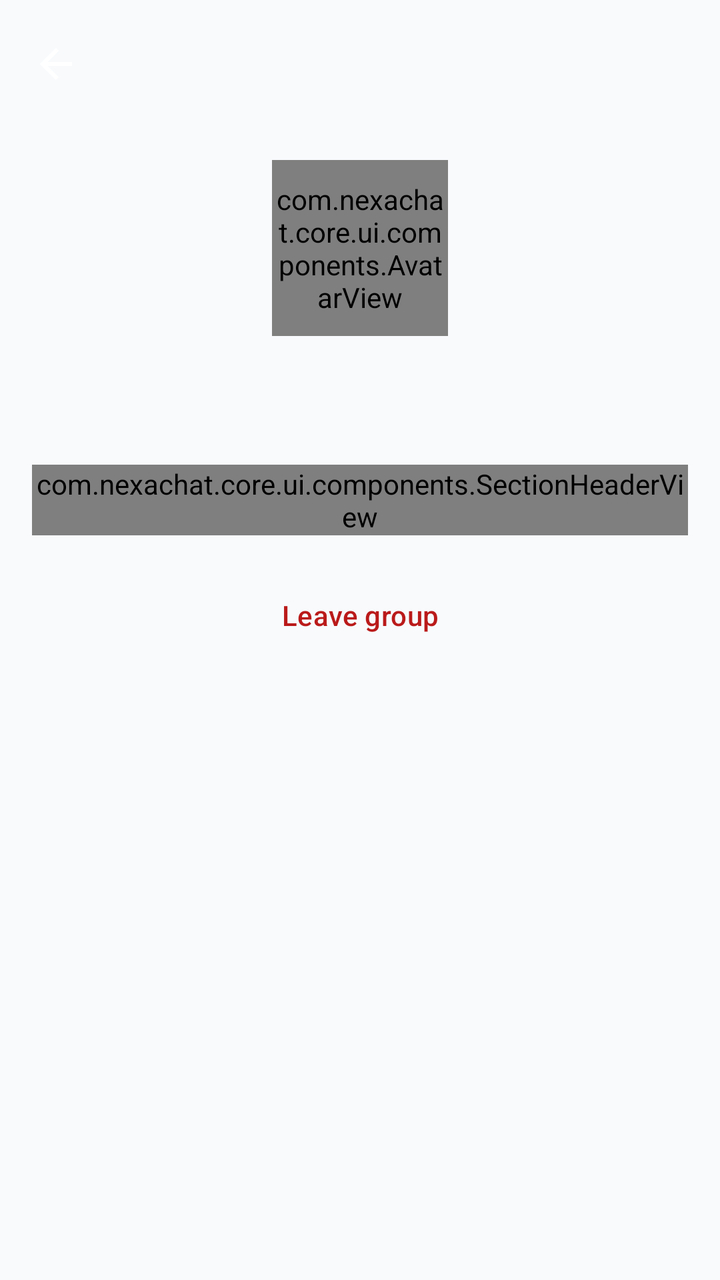
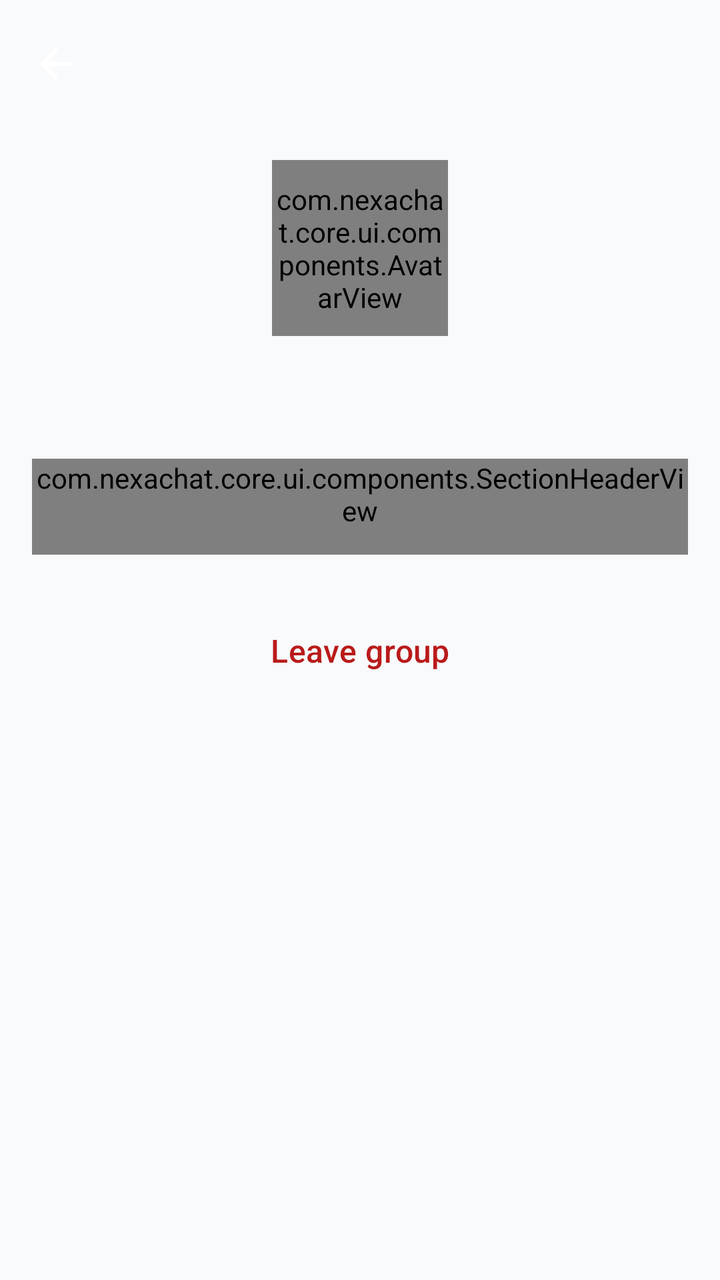

Screens rendered from an Android XML layout before and after an edit, with the pre-edit source and the edit as a unified diff.
<!-- AndroidManifest.xml: application theme Theme.NexaChat -->
<!-- res/layout/fragment_group_detail.xml -->
<?xml version="1.0" encoding="utf-8"?>
<androidx.coordinatorlayout.widget.CoordinatorLayout xmlns:android="http://schemas.android.com/apk/res/android"
    xmlns:app="http://schemas.android.com/apk/res-auto"
    xmlns:tools="http://schemas.android.com/tools"
    android:layout_width="match_parent"
    android:layout_height="match_parent"
    android:background="?android:attr/colorBackground">

    <com.google.android.material.appbar.AppBarLayout
        android:id="@+id/appBar"
        android:layout_width="match_parent"
        android:layout_height="wrap_content">

        <com.google.android.material.appbar.MaterialToolbar
            android:id="@+id/toolbar"
            android:layout_width="match_parent"
            android:layout_height="?attr/actionBarSize"
            app:navigationIcon="@drawable/ic_arrow_back"
            app:navigationContentDescription="@string/cd_back" />
    </com.google.android.material.appbar.AppBarLayout>

    <androidx.core.widget.NestedScrollView
        android:layout_width="match_parent"
        android:layout_height="match_parent"
        app:layout_behavior="@string/appbar_scrolling_view_behavior"
        xmlns:app="http://schemas.android.com/apk/res-auto">
        <LinearLayout
            android:id="@+id/detailColumn"
            android:layout_width="match_parent"
            android:layout_height="wrap_content"
            android:gravity="center_horizontal"
            android:orientation="vertical"
            android:padding="@dimen/space_md">
            <com.nexachat.core.ui.components.AvatarView
                android:id="@+id/groupAvatar"
                android:layout_width="88dp"
                android:layout_height="88dp" />
            <TextView
                android:id="@+id/groupTitle"
                android:layout_width="wrap_content"
                android:layout_height="wrap_content"
                android:layout_marginTop="@dimen/space_sm"
                android:textAppearance="?attr/textAppearanceHeadlineSmall" />
            <com.nexachat.core.ui.components.SectionHeaderView
                android:id="@+id/membersHeader"
                android:layout_width="match_parent"
                android:layout_height="wrap_content"
                android:layout_marginTop="@dimen/space_lg" />
            <androidx.recyclerview.widget.RecyclerView
                android:id="@+id/memberList"
                android:layout_width="match_parent"
                android:layout_height="wrap_content"
                android:nestedScrollingEnabled="false" />
            <com.google.android.material.button.MaterialButton
                android:id="@+id/addMemberButton"
                style="@style/Widget.Material3.Button.TextButton"
                android:layout_width="match_parent"
                android:layout_height="wrap_content"
                android:layout_marginTop="@dimen/space_sm"
                android:text="@string/action_add_member"
                android:visibility="gone" />
            <com.google.android.material.button.MaterialButton
                android:id="@+id/leaveGroupButton"
                style="@style/Widget.Material3.Button.TextButton"
                android:layout_width="match_parent"
                android:layout_height="wrap_content"
                android:layout_marginTop="@dimen/space_md"
                android:text="@string/action_leave_group"
                android:textColor="?attr/colorError" />
        </LinearLayout>
    </androidx.core.widget.NestedScrollView>

    <com.nexachat.core.ui.components.LoadingStateView
        android:id="@+id/loadingState"
        android:layout_width="match_parent"
        android:layout_height="match_parent"
        android:visibility="gone" />

    <com.nexachat.core.ui.components.ErrorStateView
        android:id="@+id/errorState"
        android:layout_width="match_parent"
        android:layout_height="match_parent"
        android:visibility="gone" />

    <com.nexachat.core.ui.components.EmptyStateView
        android:id="@+id/emptyState"
        android:layout_width="match_parent"
        android:layout_height="match_parent"
        android:visibility="gone" />

</androidx.coordinatorlayout.widget.CoordinatorLayout>
<!-- resources referenced by this layout -->
<resources>
  <dimen name="space_lg">24dp</dimen>
  <dimen name="space_md">16dp</dimen>
  <dimen name="space_sm">8dp</dimen>
  <string name="action_add_member">Add member</string>
  <string name="action_leave_group">Leave group</string>
  <string name="cd_back">Back</string>
  <style name="Theme.NexaChat" parent="Theme.NexaChat.Views" />
  <color name="colorPrimary">@color/brand_indigo</color>
  <color name="colorOnPrimary">#FFFFFFFF</color>
  <color name="colorPrimaryContainer">@color/brand_indigo_container</color>
  <color name="colorOnPrimaryContainer">@color/brand_on_indigo_container</color>
  <color name="colorSecondary">@color/slate_secondary</color>
  <color name="colorOnSecondary">#FFFFFFFF</color>
  <color name="colorSecondaryContainer">@color/slate_secondary_container</color>
  <color name="colorOnSecondaryContainer">@color/slate_on_secondary_container</color>
  <color name="colorTertiary">@color/tertiary_sky</color>
  <color name="colorOnTertiary">#FFFFFFFF</color>
  <color name="colorTertiaryContainer">@color/tertiary_sky_container</color>
  <color name="colorOnTertiaryContainer">@color/tertiary_on_sky_container</color>
  <color name="colorError">@color/error_red</color>
  <color name="colorOnError">#FFFFFFFF</color>
  <color name="colorErrorContainer">@color/error_container_light</color>
  <color name="colorOnErrorContainer">@color/on_error_container_light</color>
  <color name="colorBackground">@color/background_light</color>
  <color name="colorOnBackground">@color/text_primary_light</color>
  <color name="colorSurface">@color/surface_light</color>
  <color name="colorOnSurface">@color/text_primary_light</color>
  <color name="colorSurfaceVariant">@color/surface_variant_light</color>
  <color name="colorOnSurfaceVariant">@color/text_secondary_light</color>
  <color name="colorOutline">@color/slate_border</color>
  <color name="colorOutlineVariant">@color/slate_divider</color>
  <style name="TextAppearance.NexaChat.TitleLarge" parent="TextAppearance.Material3.TitleLarge" />
  <style name="TextAppearance.NexaChat.TitleMedium" parent="TextAppearance.Material3.TitleMedium" />
  <style name="TextAppearance.NexaChat.TitleSmall" parent="TextAppearance.Material3.TitleSmall" />
  <style name="TextAppearance.NexaChat.BodyLarge" parent="TextAppearance.Material3.BodyLarge" />
  <style name="TextAppearance.NexaChat.BodyMedium" parent="TextAppearance.Material3.BodyMedium" />
  <style name="TextAppearance.NexaChat.BodySmall" parent="TextAppearance.Material3.BodySmall" />
  <style name="TextAppearance.NexaChat.LabelLarge" parent="TextAppearance.Material3.LabelLarge" />
  <style name="TextAppearance.NexaChat.LabelMedium" parent="TextAppearance.Material3.LabelMedium" />
  <style name="TextAppearance.NexaChat.LabelSmall" parent="TextAppearance.Material3.LabelSmall" />
  <color name="brand_indigo">#FF4F46E5</color>
  <color name="brand_indigo_container">#FFE0E7FF</color>
  <color name="brand_on_indigo_container">#FF1E1B4B</color>
  <color name="slate_secondary">#FF505F76</color>
  <color name="slate_secondary_container">#FFD0E1FB</color>
  <color name="slate_on_secondary_container">#FF1D283A</color>
  <color name="tertiary_sky">#FF0EA5E9</color>
  <color name="tertiary_sky_container">#FFBAE6FD</color>
  <color name="tertiary_on_sky_container">#FF0369A1</color>
  <color name="error_red">#FFBA1A1A</color>
  <color name="error_container_light">#FFFFDAD6</color>
  <color name="on_error_container_light">#FF93000A</color>
  <color name="background_light">#FFF8FAFC</color>
  <color name="text_primary_light">#FF0F172A</color>
  <color name="surface_light">#FFF8FAFC</color>
  <color name="surface_variant_light">#FFE0E3E5</color>
  <color name="text_secondary_light">#FF64748B</color>
  <color name="slate_border">#FFCBD5E1</color>
  <color name="slate_divider">#FFE2E8F0</color>
  <dimen name="min_touch_target">48dp</dimen>
  <dimen name="corner_sm">8dp</dimen>
  <dimen name="corner_md">12dp</dimen>
  <dimen name="corner_lg">16dp</dimen>
  <!-- unchanged entries left out for length: 9 -->
</resources>

<!-- the commit's change to res/layout/fragment_group_detail.xml (unified diff, before → after) -->
@@ -9,63 +9,86 @@
     <com.google.android.material.appbar.AppBarLayout
         android:id="@+id/appBar"
         android:layout_width="match_parent"
-        android:layout_height="wrap_content">
+        android:layout_height="wrap_content"
+        android:background="?attr/colorSurface"
+        app:elevation="0dp">
 
         <com.google.android.material.appbar.MaterialToolbar
             android:id="@+id/toolbar"
             android:layout_width="match_parent"
             android:layout_height="?attr/actionBarSize"
-            app:navigationIcon="@drawable/ic_arrow_back"
-            app:navigationContentDescription="@string/cd_back" />
+            android:background="?attr/colorSurface"
+            app:navigationContentDescription="@string/cd_back"
+            app:navigationIcon="@drawable/ic_arrow_back" />
     </com.google.android.material.appbar.AppBarLayout>
 
     <androidx.core.widget.NestedScrollView
         android:layout_width="match_parent"
         android:layout_height="match_parent"
-        app:layout_behavior="@string/appbar_scrolling_view_behavior"
-        xmlns:app="http://schemas.android.com/apk/res-auto">
+        android:clipToPadding="false"
+        app:layout_behavior="@string/appbar_scrolling_view_behavior">
+
         <LinearLayout
             android:id="@+id/detailColumn"
             android:layout_width="match_parent"
             android:layout_height="wrap_content"
             android:gravity="center_horizontal"
             android:orientation="vertical"
-            android:padding="@dimen/space_md">
+            android:paddingHorizontal="@dimen/space_md"
+            android:paddingTop="@dimen/space_md"
+            android:paddingBottom="@dimen/space_lg">
+
             <com.nexachat.core.ui.components.AvatarView
                 android:id="@+id/groupAvatar"
                 android:layout_width="88dp"
                 android:layout_height="88dp" />
+
             <TextView
                 android:id="@+id/groupTitle"
                 android:layout_width="wrap_content"
                 android:layout_height="wrap_content"
                 android:layout_marginTop="@dimen/space_sm"
-                android:textAppearance="?attr/textAppearanceHeadlineSmall" />
+                android:gravity="center"
+                android:textAppearance="?attr/textAppearanceTitleLarge"
+                android:textColor="?attr/colorOnSurface"
+                android:textStyle="bold" />
+
             <com.nexachat.core.ui.components.SectionHeaderView
                 android:id="@+id/membersHeader"
                 android:layout_width="match_parent"
                 android:layout_height="wrap_content"
-                android:layout_marginTop="@dimen/space_lg" />
+                android:layout_marginTop="@dimen/space_lg"
+                android:minHeight="@dimen/min_touch_target"
+                android:paddingBottom="@dimen/space_sm" />
+
             <androidx.recyclerview.widget.RecyclerView
                 android:id="@+id/memberList"
                 android:layout_width="match_parent"
                 android:layout_height="wrap_content"
-                android:nestedScrollingEnabled="false" />
+                android:nestedScrollingEnabled="false"
+                android:paddingTop="@dimen/space_sm" />
+
             <com.google.android.material.button.MaterialButton
                 android:id="@+id/addMemberButton"
                 style="@style/Widget.Material3.Button.TextButton"
                 android:layout_width="match_parent"
                 android:layout_height="wrap_content"
                 android:layout_marginTop="@dimen/space_sm"
+                android:minHeight="@dimen/min_touch_target"
                 android:text="@string/action_add_member"
+                android:textAppearance="?attr/textAppearanceTitleMedium"
+                android:textColor="?attr/colorPrimary"
                 android:visibility="gone" />
+
             <com.google.android.material.button.MaterialButton
                 android:id="@+id/leaveGroupButton"
                 style="@style/Widget.Material3.Button.TextButton"
                 android:layout_width="match_parent"
                 android:layout_height="wrap_content"
                 android:layout_marginTop="@dimen/space_md"
+                android:minHeight="@dimen/min_touch_target"
                 android:text="@string/action_leave_group"
+                android:textAppearance="?attr/textAppearanceTitleMedium"
                 android:textColor="?attr/colorError" />
         </LinearLayout>
     </androidx.core.widget.NestedScrollView>
